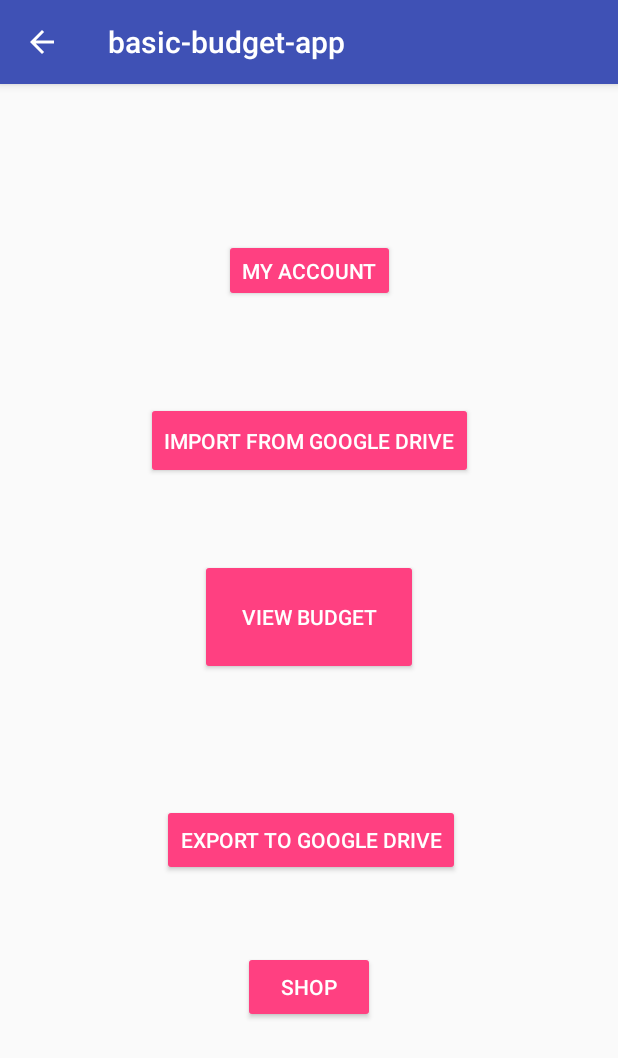
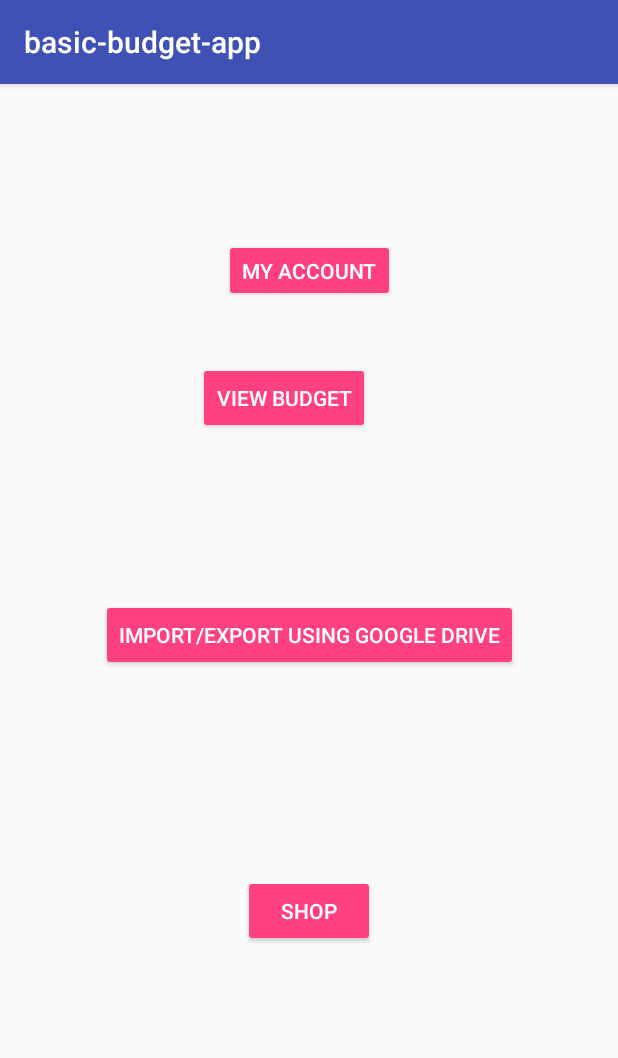
Before and after one commit to cprock/simpleBudgetApp, an Android app: the HomeScreen screen opened directly, with no data from a screen before it, on a phone screen of 412 x 824 dp. Shown: the top 1058 px of the screen. Run offline under Robolectric (Android 15) with nearby library versions, the phone set to English and light mode, and no system bars.

Commit message:
implemented functionality to export budget to google drive

```diff
--- a/app/build.gradle
+++ b/app/build.gradle
@@ -23,6 +23,8 @@ dependencies {
     implementation 'com.android.support:appcompat-v7:26.1.0'
     implementation 'com.android.support:design:26.1.0'
     implementation 'com.android.support.constraint:constraint-layout:1.0.2'
+    implementation 'com.google.android.gms:play-services-drive:11.8.0'
+    implementation 'com.google.android.gms:play-services-auth:11.8.0'
     testImplementation 'junit:junit:4.12'
     androidTestImplementation 'com.android.support.test:runner:1.0.1'
     androidTestImplementation 'com.android.support.test.espresso:espresso-core:3.0.1'
--- a/app/src/main/java/com/example/tanishka/basic_budget_app/HomeScreen.java
+++ b/app/src/main/java/com/example/tanishka/basic_budget_app/HomeScreen.java
@@ -11,7 +11,7 @@ public class HomeScreen extends AppCompatActivity {
 
     protected Button viewBudget; // to see what money is available to spend (i.e. not on bills)
     protected Button importFromGoogle; // import excel spreadsheet from Google drive
-    protected Button exportToGoogle; // export into an excel spreadsheet on Google drive
+    protected Button toGoogleDrive; // export into an excel spreadsheet on Google drive
     protected Button editAccountInfo; // to edit biweekly salary or current balance
     protected Button toWebView; // to go to Amazon and see what is available for purchase
 
@@ -20,7 +20,7 @@ public class HomeScreen extends AppCompatActivity {
     protected void onCreate(Bundle savedInstanceState) {
         super.onCreate(savedInstanceState);
         setContentView(R.layout.activity_home_screen);
-        Intent intent = getIntent();
+        //Intent intent = getIntent();
 
         viewBudget = (Button) findViewById(R.id.viewBudget);
         viewBudget.setOnClickListener(new View.OnClickListener(){
@@ -30,19 +30,12 @@ public class HomeScreen extends AppCompatActivity {
             }
         });
 
-        importFromGoogle = (Button) findViewById(R.id.fromGoogle);
-        importFromGoogle.setOnClickListener(new View.OnClickListener(){
-            public void onClick(View v){
-                // call method to go to import from Google
-                toImportGoogle();
-            }
-        });
 
-        exportToGoogle = (Button) findViewById(R.id.toGoogle);
-        exportToGoogle.setOnClickListener(new View.OnClickListener(){
+        toGoogleDrive = (Button) findViewById(R.id.toGoogle);
+        toGoogleDrive.setOnClickListener(new View.OnClickListener(){
             public void onClick(View v){
                 // call method to go to export to Google
-                toExportGoogle();
+                toGoogleDriveActivity();
             }
         });
 
@@ -72,23 +65,15 @@ public class HomeScreen extends AppCompatActivity {
         startActivity(viewBudgetScreen);
     }
 
-
-    private void toImportGoogle(){
-        // intent for importing from Google screen
-        Intent toImportGoogle = new Intent(this, ImportGoogle.class);
-        startActivity(toImportGoogle);
-    }
-
-
-    private void toExportGoogle(){
+    private void toGoogleDriveActivity(){
         // intent for exporting to Google screen
-        Intent toExportGoogle = new Intent(this, ExportGoogle.class);
+        Intent toExportGoogle = new Intent(this, GoogleDriveActivity.class);
         startActivity(toExportGoogle);
     }
 
     private void updateBalance(){
         // intent for editing balance and/or salary
-        Intent toUpdateBal = new Intent(this, UpdateBalance.class);
+        Intent toUpdateBal = new Intent(this, UpdateAccount.class);
         startActivity(toUpdateBal);
     }
 
--- a/app/src/main/res/layout/activity_home_screen.xml
+++ b/app/src/main/res/layout/activity_home_screen.xml
@@ -21,36 +21,16 @@
         app:layout_constraintVertical_bias="0.142" />
 
     <Button
-        android:id="@+id/fromGoogle"
+        android:id="@+id/viewBudget"
         style="@style/Widget.AppCompat.Button.Colored"
         android:layout_width="wrap_content"
-        android:layout_height="51dp"
-        android:layout_above="@+id/toGoogle"
-        android:layout_alignStart="@+id/viewBudget"
-        android:layout_marginBottom="29dp"
-        android:text="@string/import_google"
-        app:layout_constraintBottom_toBottomOf="parent"
-        app:layout_constraintEnd_toEndOf="parent"
+        android:layout_height="wrap_content"
+        android:layout_alignParentStart="true"
+        android:layout_marginStart="132dp"
+        android:layout_marginTop="40dp"
+        android:text="@string/view_budget"
         app:layout_constraintStart_toStartOf="parent"
-        app:layout_constraintTop_toTopOf="parent"
-        app:layout_constraintVertical_bias="0.308" />
-
-    <Button
-        android:id="@+id/viewBudget"
-        style="@style/Widget.AppCompat.Button.Colored"
-        android:layout_width="145dp"
-        android:layout_height="77dp"
-        android:layout_alignParentStart="true"
-        android:layout_alignTop="@+id/fromGoogle"
-        android:layout_marginStart="14dp"
-        android:layout_marginTop="19dp"
-        android:text="@string/view_budget"
-        app:layout_constraintBottom_toBottomOf="parent"
-        app:layout_constraintEnd_toEndOf="parent"
-        app:layout_constraintHorizontal_bias="0.471"
-        app:layout_constraintStart_toStartOf="parent"
-        app:layout_constraintTop_toTopOf="parent"
-        app:layout_constraintVertical_bias="0.443" />
+        app:layout_constraintTop_toBottomOf="@+id/updateBal" />
 
     <Button
         android:id="@+id/toGoogle"
@@ -59,14 +39,15 @@
         android:layout_height="wrap_content"
         android:layout_above="@+id/updateBal"
         android:layout_alignParentEnd="true"
-        android:layout_marginEnd="18dp"
-        android:text="@string/export_google"
-        app:layout_constraintBottom_toBottomOf="parent"
+        android:layout_marginBottom="60dp"
+        android:layout_marginEnd="93dp"
+        android:layout_marginStart="93dp"
+        android:layout_marginTop="34dp"
+        android:text="@string/to_google"
+        app:layout_constraintBottom_toTopOf="@+id/webView"
         app:layout_constraintEnd_toEndOf="parent"
-        app:layout_constraintHorizontal_bias="0.553"
         app:layout_constraintStart_toStartOf="parent"
-        app:layout_constraintTop_toTopOf="parent"
-        app:layout_constraintVertical_bias="0.667" />
+        app:layout_constraintTop_toBottomOf="@+id/viewBudget" />
 
     <Button
         android:id="@+id/webView"
@@ -80,6 +61,6 @@
         app:layout_constraintEnd_toEndOf="parent"
         app:layout_constraintStart_toStartOf="parent"
         app:layout_constraintTop_toTopOf="parent"
-        app:layout_constraintVertical_bias="0.803" />
+        app:layout_constraintVertical_bias="0.732" />
 
 </android.support.constraint.ConstraintLayout>
--- a/app/src/main/res/values/strings.xml
+++ b/app/src/main/res/values/strings.xml
@@ -10,14 +10,10 @@
     <string name="error_invalid_password">This password is too short</string>
     <string name="error_incorrect_password">Invalid Login Information</string>
     <string name="error_field_required">This field is required</string>
-    <string name="permission_rationale">"Contacts permissions are needed for providing email
-        completions."
-    </string>
 
     <!-- Strings related to home screen -->
     <string name="view_budget">View Budget</string>
-    <string name="import_google">Import from Google Drive</string>
-    <string name="export_google">Export to Google Drive</string>
+    <string name="to_google">Import/Export Using Google Drive</string>
     <string name="account_info">My Account</string>
     <string name="to_web_view">Shop</string>
 
@@ -38,4 +34,8 @@
     <string name="calculate">Calculate Disposable Income</string>
 
 
+    <!-- Strings related to google-drive screen -->
+    <string name="export_label">Create File on Google Drive</string>
+    <string name="import_label">Open Google Drive</string>
+
 </resources>
```
Also changed, not shown: app/src/main/AndroidManifest.xml (+15 -10 lines), app/src/main/java/com/example/tanishka/basic_budget_app/AmazonActivity.java (+14 -0 lines), app/src/main/java/com/example/tanishka/basic_budget_app/ExportGoogle.java (deleted, +0 -13 lines), app/src/main/java/com/example/tanishka/basic_budget_app/GoogleDriveActivity.java (added, +190 -0 lines), app/src/main/java/com/example/tanishka/basic_budget_app/ImportGoogle.java (deleted, +0 -13 lines), app/src/main/java/com/example/tanishka/basic_budget_app/UpdateAccount.java (renamed from app/src/main/java/com/example/tanishka/basic_budget_app/UpdateBalance.java, +25 -14 lines), app/src/main/java/com/example/tanishka/basic_budget_app/ViewBudget.java (+20 -8 lines), app/src/main/res/layout/activity_export_google.xml (deleted, +0 -9 lines), app/src/main/res/layout/activity_google_drive.xml (added, +34 -0 lines), app/src/main/res/layout/activity_import_google.xml (deleted, +0 -9 lines), app/src/main/res/layout/activity_update_account.xml (renamed from app/src/main/res/layout/activity_update_balance.xml, +15 -31 lines), app/src/main/res/layout/activity_view_budget.xml (+22 -29 lines).
